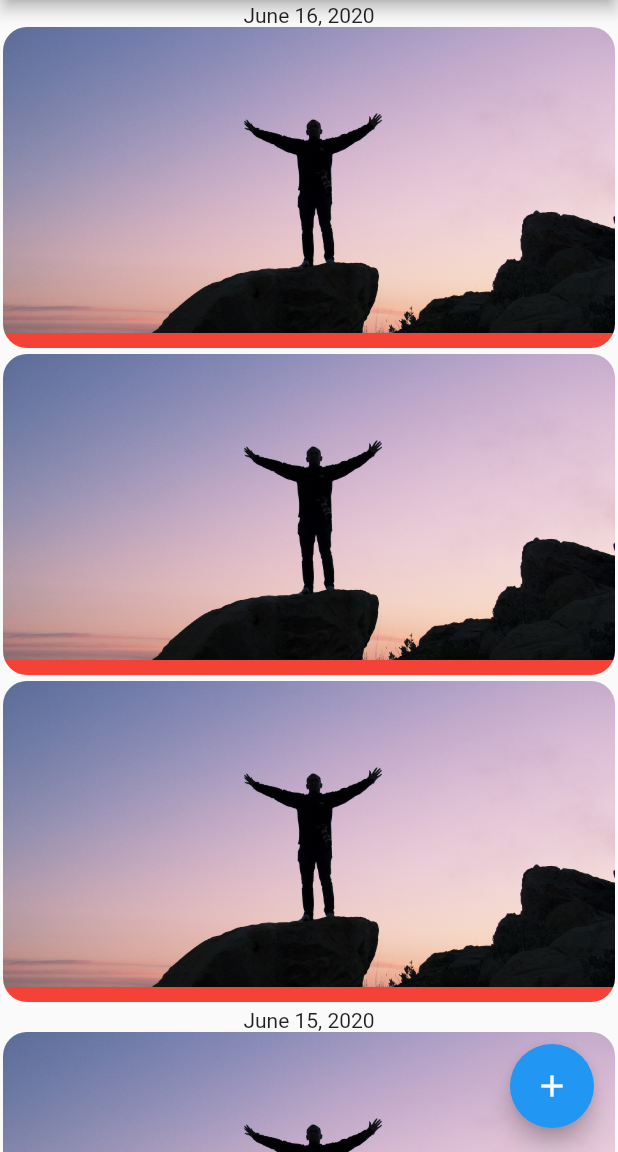
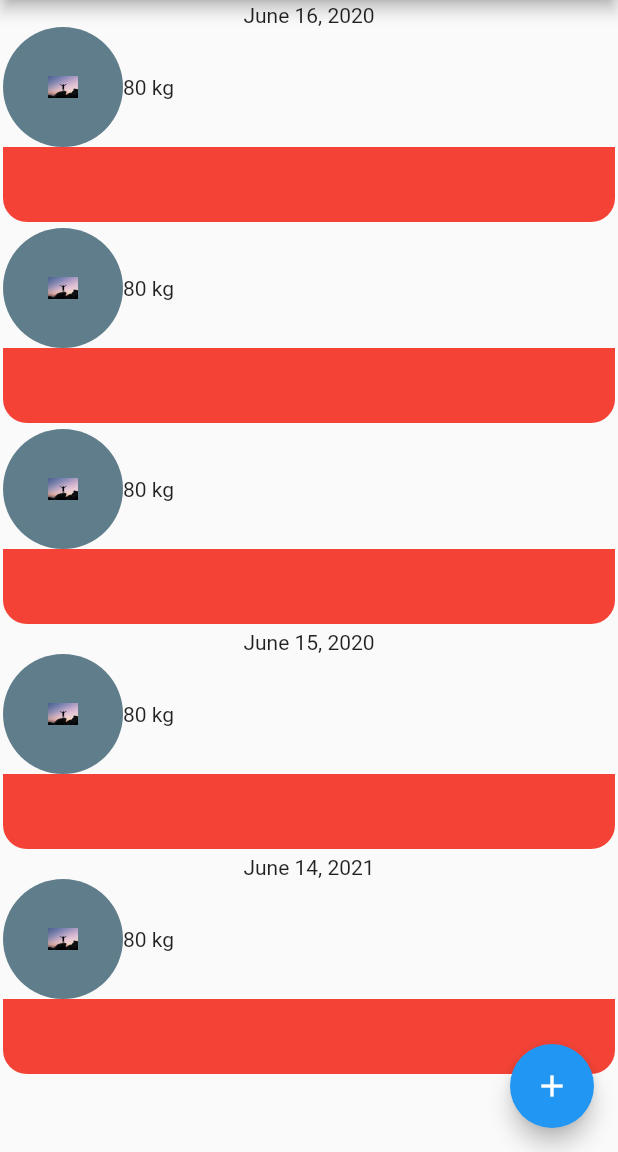
Before and after one commit to kohenro19/muscle_dairay_flutter_001, a Flutter app: the screen it shows after launch, on a phone screen of 412 x 824 dp, the part 84-1236 px from its top. Run offline on Flutter 3.47's test engine with Material 2 defaults, Android fonts, the light colour scheme and no system bars.

Commit message:
update the ui on 20230621r1

```diff
--- a/lib/note_card.dart
+++ b/lib/note_card.dart
@@ -43,17 +43,29 @@ class _NotecardState extends State<Notecard> {
         child: Stack(
           children: <Widget>[
             Column(
+              mainAxisAlignment: MainAxisAlignment.center,
               children: <Widget>[
-              AspectRatio(
-                aspectRatio: 2,
+                Row(
+                  children: <Widget>[
+                    CircleAvatar(
+                      radius: 40,
+                      backgroundColor: Colors.blueGrey,
                       child: Image.asset(
                         "images/happiness.jpg",
-                  fit: BoxFit.cover,
+                        width: 20,
+                        height: 20,
                       ),
                     ),
+                  Text("80 kg")
+                  ]
+                ),
                 Container(
-                height: 10,
+                  height: 50,
                   color: Colors.red,
+                  child: Row(
+                            mainAxisAlignment: MainAxisAlignment.center,
+                            crossAxisAlignment: CrossAxisAlignment.start,
+                        )
                 )
               ]
             ),
```
Lines whose indentation alone changed are shown as unchanged.
